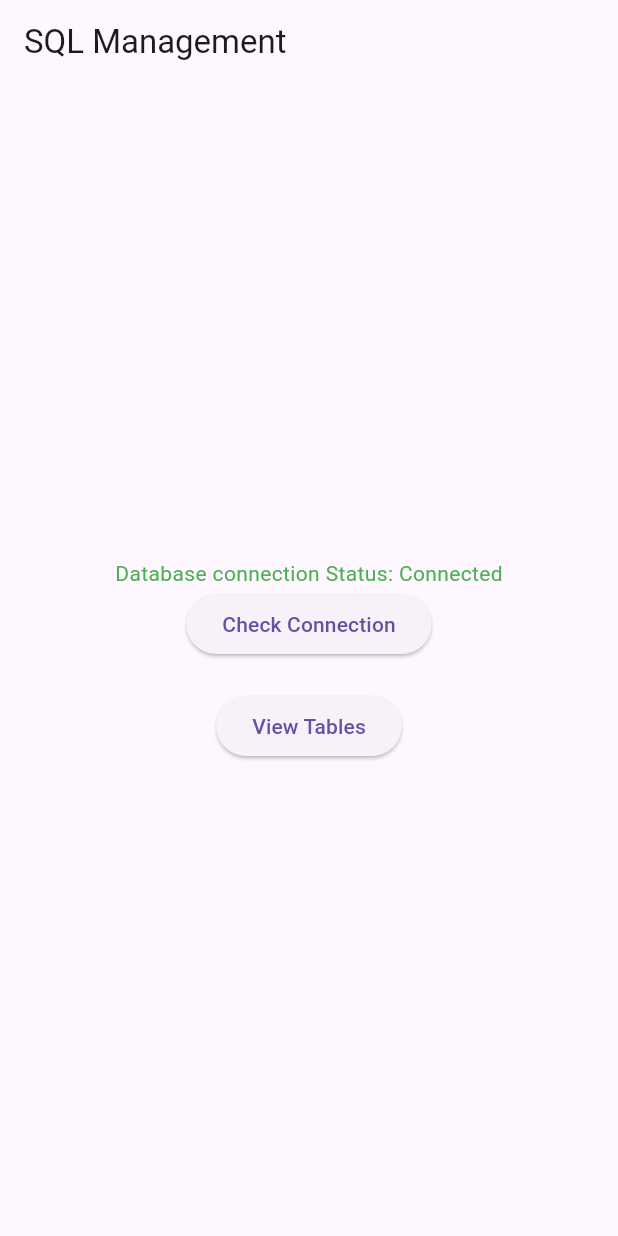
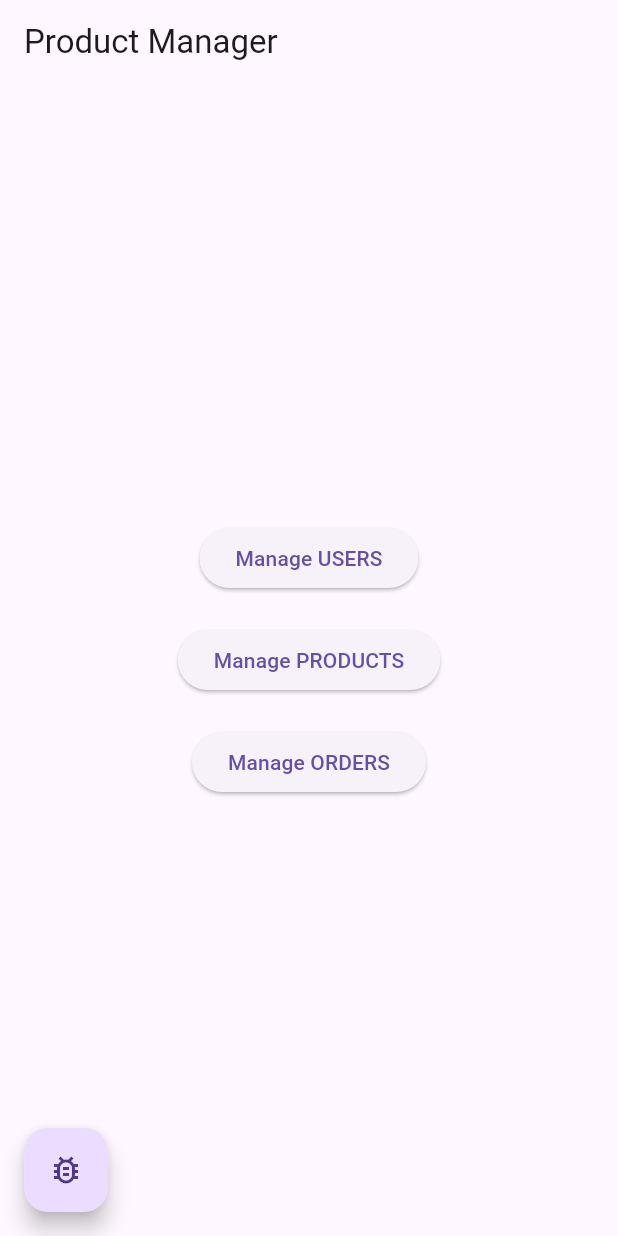
Before and after one commit to Sedrowow/productmanager, a Flutter app: the screen it shows after launch, on a phone screen of 412 x 824 dp. Run offline on Flutter 3.47's test engine with Material 3 defaults, Android fonts, the phone set to English and light mode, and no system bars; our stand-ins replace sqflite, sqflite_common_ffi, sqflite_common_ffi_web; accounts and stored records are empty.

Commit message:
Add cloning functionality to BaseTable and implement FormsController for dynamic form handling; update MainController to manage model forms and debug mode

```diff
--- a/lib/models/base.dart
+++ b/lib/models/base.dart
@@ -1,6 +1,7 @@
 abstract class BaseTable {
   String get tableName;
   Map<String, dynamic> toMap();
+  BaseTable clone(); // Add this abstract method
 
   static BaseTable fromMap(Map<String, dynamic> map) {
     throw UnimplementedError('Subclasses must override fromMap');
--- a/lib/models/products.dart
+++ b/lib/models/products.dart
@@ -1,33 +1,20 @@
 import 'base.dart';
 
 class Product extends BaseTable {
-  final int? id;
-  final String name;
-  final double price;
+  String name;
+  double price;
 
-  Product({
-    this.id,
-    required this.name,
-    required this.price,
-  });
+  Product({required this.name, required this.price});
 
   @override
   String get tableName => 'products';
 
   @override
-  Map<String, dynamic> toMap() {
-    return {
-      'id': id,
-      'name': name,
-      'price': price,
-    };
-  }
+  Map<String, dynamic> toMap() => {
+        'name': name,
+        'price': price,
+      };
 
-  static Product fromMap(Map<String, dynamic> map) {
-    return Product(
-      id: map['id'],
-      name: map['name'],
-      price: map['price'],
-    );
-  }
+  @override
+  BaseTable clone() => Product(name: name, price: price);
 }
--- a/lib/screens/main_screen.dart
+++ b/lib/screens/main_screen.dart
@@ -10,34 +10,64 @@ class MainScreen extends StatelessWidget {
   Widget build(BuildContext context) {
     return Scaffold(
       appBar: AppBar(
-        title: const Text('SQL Management'),
+        title: const Text('Product Manager'),
       ),
       body: Center(
-        child: Column(
+        child: StreamBuilder<List<String>>(
+          stream: _controller.modelsStream,
+          initialData: const [
+            'users',
+            'products',
+            'orders'
+          ], // Add initial data
+          builder: (context, snapshot) {
+            final models = snapshot.data ?? []; // Handle null data
+            if (models.isEmpty) {
+              return const Text('No models available');
+            }
+
+            return Column(
               mainAxisAlignment: MainAxisAlignment.center,
-          children: [
-            StreamBuilder<bool>(
-              stream: _controller.connectionStream,
-              builder: (context, snapshot) {
-                return Text(
-                  'Database connection Status: ${snapshot.data == true ? 'Connected' : 'Not Connected'}',
-                  style: TextStyle(
-                    color: snapshot.data == true ? Colors.green : Colors.red,
+              children: models
+                  .map(
+                    (modelType) => Padding(
+                      padding: const EdgeInsets.symmetric(vertical: 10),
+                      child: ElevatedButton(
+                        onPressed: () =>
+                            _controller.openModelForm(context, modelType),
+                        child: Text('Manage ${modelType.toUpperCase()}'),
                       ),
+                    ),
+                  )
+                  .toList(),
             );
           },
         ),
-            ElevatedButton(
-              onPressed: _controller.checkConnection,
-              child: const Text('Check Connection'),
       ),
-            const SizedBox(height: 20),
-            ElevatedButton(
+      floatingActionButtonLocation: FloatingActionButtonLocation.startFloat,
+      floatingActionButton: StreamBuilder<bool>(
+        stream: _controller.debugModeStream,
+        builder: (context, snapshot) {
+          final isDebug = snapshot.data ?? false;
+          return Column(
+            mainAxisAlignment: MainAxisAlignment.end,
+            children: [
+              if (isDebug)
+                FloatingActionButton(
+                  heroTag: 'tables_button', // Add unique hero tag
                   onPressed: () => _controller.navigateToTables(context),
-              child: const Text('View Tables'),
+                  child: const Icon(Icons.table_chart),
+                ),
+              const SizedBox(height: 10),
+              FloatingActionButton(
+                heroTag: 'debug_button', // Add unique hero tag
+                onPressed: _controller.toggleDebugMode,
+                child: Icon(
+                    isDebug ? Icons.bug_report : Icons.bug_report_outlined),
               ),
             ],
-        ),
+          );
+        },
       ),
     );
   }
```
Also changed, not shown: lib/controllers/forms_controller.dart (added, +72 -0 lines), lib/controllers/main_controller.dart (+36 -2 lines), lib/models/orders.dart (+16 -26 lines), lib/models/users.dart (+9 -22 lines), lib/screens/forms_screen.dart (added, +110 -0 lines), lib/services/sqlmanage.dart (+15 -0 lines), 1 other file. Lines whose indentation alone changed are shown as unchanged.
